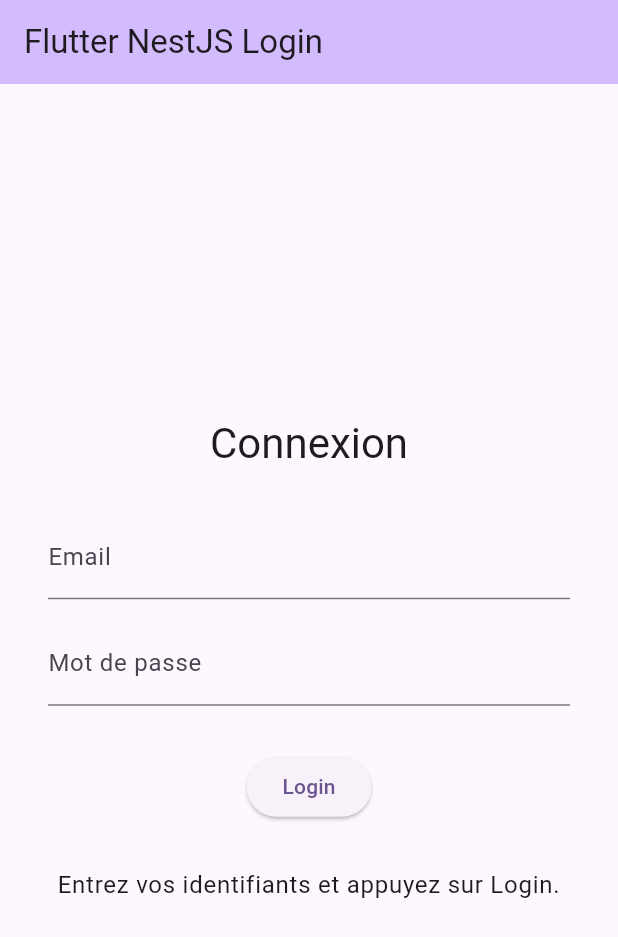
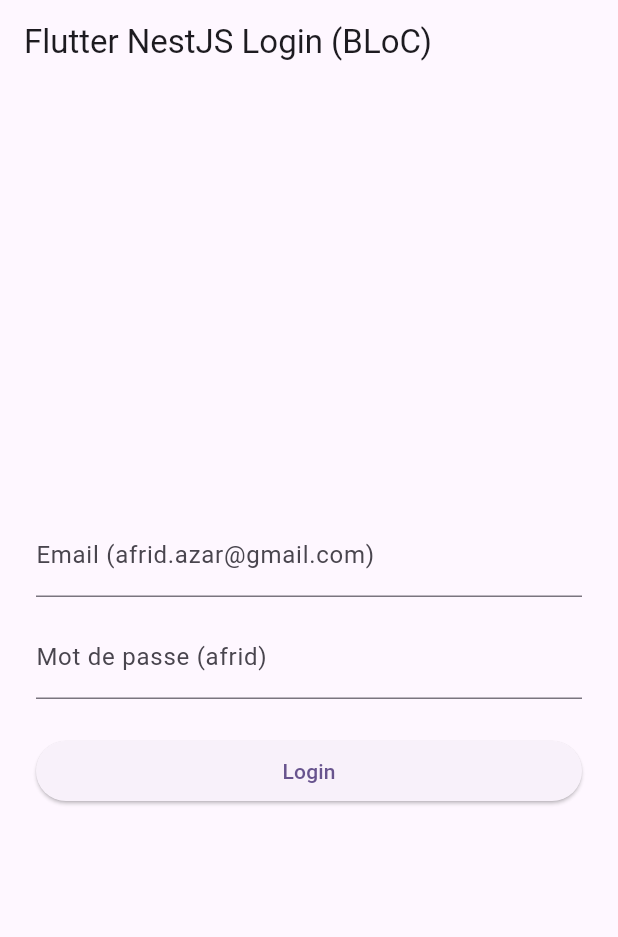
Before and after one commit to frerrt/UILogin, a Flutter app: the screen it shows after launch, on a phone screen of 412 x 824 dp. Shown: the top 937 px of the screen. Run offline on Flutter 3.47's test engine with Material 3 defaults, Android fonts, the phone set to English and light mode, and no system bars; our stand-ins replace bloc, equatable, flutter_bloc.

Commit message:
fix:generation of token and fix login

```diff
--- /dev/null
+++ b/frontend/lib/auth/events/login_event.dart
@@ -0,0 +1,41 @@
+import 'package:equatable/equatable.dart';
+
+// Classe de base pour tous les événements de connexion
+abstract class LoginEvent extends Equatable {
+  const LoginEvent();
+
+  @override
+  List<Object> get props => [];
+}
+
+// Événement déclenché lorsque l'utilisateur clique sur le bouton "Login"
+class LoginSubmitted extends LoginEvent {
+  final String email;
+  final String password;
+
+  const LoginSubmitted({required this.email, required this.password});
+
+  @override
+  List<Object> get props => [email, password];
+}
+
+// Événements pour la saisie de texte (utiles pour la validation en direct)
+class LoginEmailChanged extends LoginEvent {
+  final String email;
+  const LoginEmailChanged(this.email);
+  @override
+  List<Object> get props => [email];
+}
+
+class LoginPasswordChanged extends LoginEvent {
+  final String password;
+  const LoginPasswordChanged(this.password);
+  @override
+  List<Object> get props => [password];
+}
+
+// Événement déclenché lorsque l'utilisateur se déconnecte
+class LoginLoggedOut extends LoginEvent {}
+
+// ⭐️ ÉVÉNEMENT MANQUANT : Déclenché au démarrage de l'application pour vérifier la session ⭐️
+class AppStarted extends LoginEvent {}
--- /dev/null
+++ b/frontend/lib/auth/states/login_state.dart
@@ -0,0 +1,35 @@
+import 'package:equatable/equatable.dart';
+
+// Classe de base pour tous les états de connexion
+abstract class LoginState extends Equatable {
+  const LoginState();
+
+  @override
+  List<Object> get props => [];
+}
+
+// 1. État Initial : L'application vient de démarrer
+class LoginInitial extends LoginState {}
+
+// 2. État de Chargement : La requête API est en cours
+class LoginLoading extends LoginState {}
+
+// 3. État de Succès : La connexion a réussi (le token est reçu)
+class LoginSuccess extends LoginState {
+  final String token;
+
+  const LoginSuccess(this.token);
+
+  @override
+  List<Object> get props => [token];
+}
+
+// 4. État d'Échec : La connexion a échoué (identifiants invalides ou erreur)
+class LoginFailure extends LoginState {
+  final String error;
+
+  const LoginFailure(this.error);
+
+  @override
+  List<Object> get props => [error];
+}
--- a/frontend/lib/main.dart
+++ b/frontend/lib/main.dart
@@ -1,135 +1,57 @@
 import 'package:flutter/material.dart';
-import 'dart:convert';
-import 'package:http/http.dart' as http; // Import nécessaire pour les appels réseau
+import 'package:flutter_bloc/flutter_bloc.dart';
+import 'auth/bloc/login_bloc.dart';
+import 'auth/repository/auth_repository.dart';
+import 'auth/events/login_event.dart';
+import 'auth/states/login_state.dart';
+import 'screens/login_screen.dart';
+import 'screens/home_screen.dart';
 
 void main() {
-  runApp(const MyApp());
+  final AuthRepository authRepository = AuthRepository();
+  runApp(MyApp(authRepository: authRepository));
 }
 
 class MyApp extends StatelessWidget {
-  const MyApp({super.key});
+  final AuthRepository authRepository;
+
+  const MyApp({super.key, required this.authRepository});
 
   @override
   Widget build(BuildContext context) {
-    return MaterialApp(
-      title: 'UILogin Demo',
-      theme: ThemeData(
-        colorScheme: ColorScheme.fromSeed(seedColor: Colors.deepPurple),
-        useMaterial3: true,
-      ),
-      // C'est la nouvelle page d'accueil (LoginScreen)
-      home: const LoginScreen(),
-    );
-  }
-}
-
-// ----------------------------------------------------
-// Widget d'État pour l'Interface Utilisateur de Connexion et la Logique API
-// ----------------------------------------------------
-
-class LoginScreen extends StatefulWidget {
-  const LoginScreen({super.key});
-
-  @override
-  State<LoginScreen> createState() => _LoginScreenState();
-}
-
-class _LoginScreenState extends State<LoginScreen> {
-  // Contrôleurs pour récupérer les données des champs de texte
-  final TextEditingController _emailController = TextEditingController();
-  final TextEditingController _passwordController = TextEditingController();
-  String _message = 'Entrez vos identifiants et appuyez sur Login.';
-
-  // Fonction de gestion de la connexion avec la méthode POST corrigée
-  Future<void> _handleLogin() async {
-    setState(() {
-      _message = 'Connexion en cours...';
-    });
-
-    // 🌐 L'URL de votre serveur NestJS (port 3000 par défaut)
-    // IMPORTANT : Si vous utilisez un émulateur Android, remplacez 'localhost' par '10.0.2.2'
-    const String baseUrl = 'http://localhost:3000';
-    final url = Uri.parse('$baseUrl/auth/login');
-
-    final email = _emailController.text;
-    final password = _passwordController.text;
-
-    try {
-      // ⭐️ C'est la correction : Utilisation de http.post avec le body JSON
-      final response = await http.post(
-        url,
-        headers: <String, String>{
-          'Content-Type': 'application/json',
-        },
-        body: jsonEncode(<String, String>{
-          'email': email,
-          'password': password,
-        }),
-      );
-
-      if (response.statusCode == 201) {
-        // Le code 201 (Created) est typique d'une connexion réussie avec un token
-        final data = jsonDecode(response.body);
-        setState(() {
-          _message = 'SUCCÈS ! Token: ${data['access_token'].substring(0, 15)}...';
-        });
-        // Logique de navigation ici...
-      } else {
-        // Échec de la connexion (ex: 401 Unauthorized)
-        setState(() {
-          _message = 'ÉCHEC : Code ${response.statusCode}. Vérifiez vos identifiants.';
-        });
-      }
-    } catch (e) {
-      // Erreur de connexion au serveur (ex: NestJS n'est pas démarré)
-      setState(() {
-        _message = 'Erreur Réseau : Assurez-vous que NestJS tourne sur $baseUrl.';
-      });
-    }
-  }
-
-  @override
-  Widget build(BuildContext context) {
-    return Scaffold(
-      appBar: AppBar(
-        title: const Text('Flutter NestJS Login'),
-        backgroundColor: Theme.of(context).colorScheme.inversePrimary,
-      ),
-      body: Padding(
-        padding: const EdgeInsets.all(32.0),
-        child: Column(
-          mainAxisAlignment: MainAxisAlignment.center,
-          children: <Widget>[
-            Text(
-              'Connexion',
-              style: Theme.of(context).textTheme.headlineMedium,
-            ),
-            const SizedBox(height: 30),
-            TextField(
-              controller: _emailController,
-              decoration: const InputDecoration(labelText: 'Email'),
-              keyboardType: TextInputType.emailAddress,
-            ),
-            const SizedBox(height: 15),
-            TextField(
-              controller: _passwordController,
-              decoration: const InputDecoration(labelText: 'Mot de passe'),
-              obscureText: true,
-            ),
-            const SizedBox(height: 30),
-            ElevatedButton(
-              onPressed: _handleLogin, // Appelle la fonction POST
-              child: const Text('Login'),
-            ),
-            const SizedBox(height: 30),
-            Text(
-              _message,
-              textAlign: TextAlign.center,
-              style: Theme.of(context).textTheme.bodyLarge,
-            ),
-          ],
+    return RepositoryProvider.value(
+      value: authRepository,
+      child: BlocProvider(
+        create: (context) => LoginBloc(authRepository: authRepository)
+          ..add(AppStarted()),
+        child: MaterialApp(
+          title: 'Rociny Login Case',
+          theme: ThemeData(
+            colorScheme: ColorScheme.fromSeed(seedColor: Colors.deepPurple),
+            useMaterial3: true,
+          ),
+          home: const AppRouter(),
         ),
       ),
     );
   }
 }
+
+class AppRouter extends StatelessWidget {
+  const AppRouter({super.key});
+
+  @override
+  Widget build(BuildContext context) {
+    return BlocBuilder<LoginBloc, LoginState>(
+      builder: (context, state) {
+        if (state is LoginSuccess) {
+          // Si succès (suite à connexion ou Auto-Login), on va à l'accueil
+          return HomeScreen(token: state.token);
+        }
+
+        // Par défaut (Initial, Loading, Failure), on montre l'écran de connexion
+        return const LoginScreen();
+      },
+    );
+  }
+}
--- /dev/null
+++ b/frontend/lib/screens/login_screen.dart
@@ -0,0 +1,100 @@
+import 'package:flutter/material.dart';
+import 'package:flutter_bloc/flutter_bloc.dart';
+import '../auth/bloc/login_bloc.dart';
+import '../auth/events/login_event.dart';
+import '../auth/states/login_state.dart';
+import 'home_screen.dart';
+
+class LoginScreen extends StatelessWidget {
+  const LoginScreen({super.key});
+
+  @override
+  Widget build(BuildContext context) {
+    // Nous utilisons un BlocProvider ici pour fournir le Bloc à l'ensemble du Widget
+    return Scaffold(
+      appBar: AppBar(title: const Text('Flutter NestJS Login (BLoC)')),
+      body: Center(
+        child: Padding(
+          padding: const EdgeInsets.all(24.0),
+          // Le BlocListener écoute les changements d'état pour la navigation/snackbars
+         child: BlocListener<LoginBloc, LoginState>(
+  listener: (context, state) {
+    if (state is LoginSuccess) {
+      // ⭐️ NOUVEAU : Navigation vers l'écran d'accueil
+      Navigator.of(context).pushReplacement(
+        MaterialPageRoute(
+          builder: (context) => HomeScreen(token: state.token),
+        ),
+      );
+      // La Snackbar n'est plus nécessaire ici mais laissons-la pour une meilleure UX:
+      ScaffoldMessenger.of(context).showSnackBar(
+        SnackBar(content: Text('Connexion réussie ! Redirection...')),
+      );
+    } else if (state is LoginFailure) {
+      ScaffoldMessenger.of(context).showSnackBar(
+        SnackBar(content: Text('ÉCHEC : ${state.error}'), backgroundColor: Colors.red),
+      );
+    }
+  },
+  // Le BlocBuilder reconstruit l'interface utilisateur en fonction de l'état
+  child: const LoginForm(),
+),
+        ),
+      ),
+    );
+  }
+}
+
+class LoginForm extends StatefulWidget {
+  const LoginForm({super.key});
+
+  @override
+  State<LoginForm> createState() => _LoginFormState();
+}
+
+class _LoginFormState extends State<LoginForm> {
+  final _emailController = TextEditingController();
+  final _passwordController = TextEditingController();
+
+  @override
+  Widget build(BuildContext context) {
+    return BlocBuilder<LoginBloc, LoginState>(
+      builder: (context, state) {
+        return Column(
+          mainAxisSize: MainAxisSize.min,
+          crossAxisAlignment: CrossAxisAlignment.stretch,
+          children: [
+            TextField(
+              controller: _emailController,
+              decoration: const InputDecoration(labelText: 'Email (afrid.azar@gmail.com)'),
+              keyboardType: TextInputType.emailAddress,
+            ),
+            const SizedBox(height: 12),
+            TextField(
+              controller: _passwordController,
+              decoration: const InputDecoration(labelText: 'Mot de passe (afrid)'),
+              obscureText: true,
+            ),
+            const SizedBox(height: 24),
+            // Afficher le spinner si l'état est Loading
+            if (state is LoginLoading)
+              const Center(child: CircularProgressIndicator())
+            else
+              ElevatedButton(
+                onPressed: () {
+                  // Envoie l'événement LoginSubmitted au Bloc
+                  BlocProvider.of<LoginBloc>(context).add(
+                    LoginSubmitted(
+                      email: _emailController.text,
+                      password: _passwordController.text,
+                    ),
+                  );
+                },
+                child: const Text('Login'),
+              ),
+          ],
+        );
+      },
+    );
+  }
+}
--- a/frontend/pubspec.yaml
+++ b/frontend/pubspec.yaml
@@ -31,10 +31,12 @@ dependencies:
   flutter:
     sdk: flutter
   http: ^1.2.1
-
+  flutter_bloc: ^8.1.6 # Package BLoC
+  equatable: ^2.0.5   # Pour comparer les états et événements
   # The following adds the Cupertino Icons font to your application.
   # Use with the CupertinoIcons class for iOS style icons.
   cupertino_icons: ^1.0.8
+  #flutter_secure_storage: ^9.0.0
 
 dev_dependencies:
   flutter_test:
```
Also changed, not shown: frontend/lib/auth/bloc/login_bloc.dart (added, +63 -0 lines), frontend/lib/auth/repository/auth_repository.dart (added, +64 -0 lines), frontend/lib/screens/home_screen.dart (added, +70 -0 lines), frontend/pubspec.lock, 1 other file.
